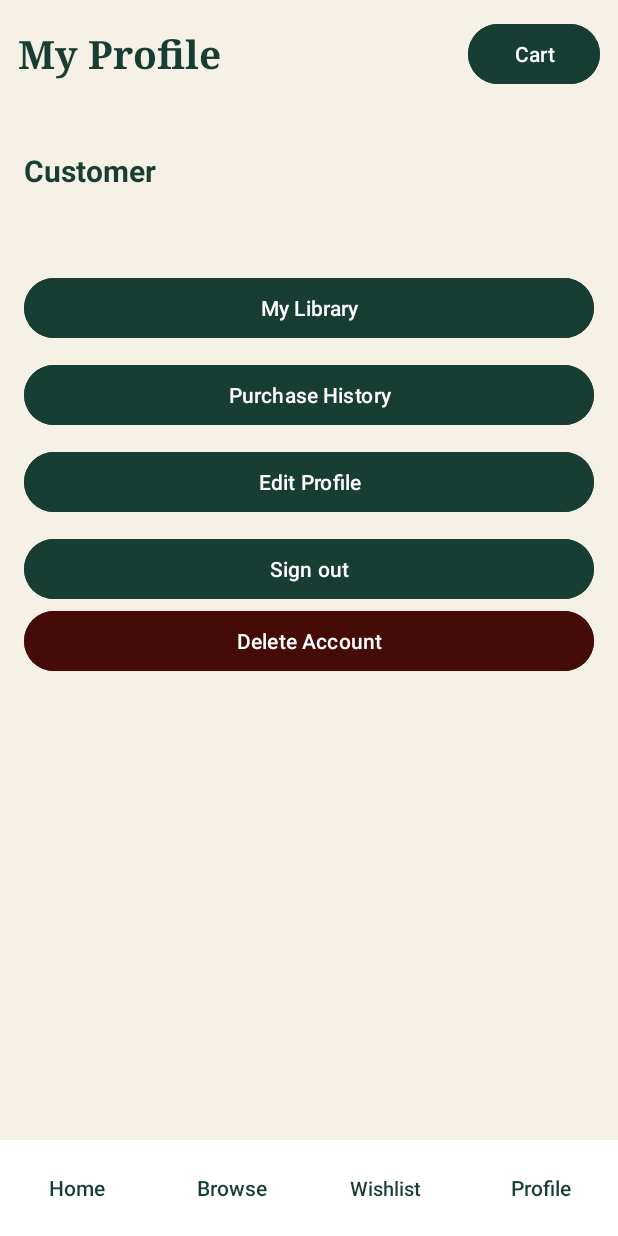
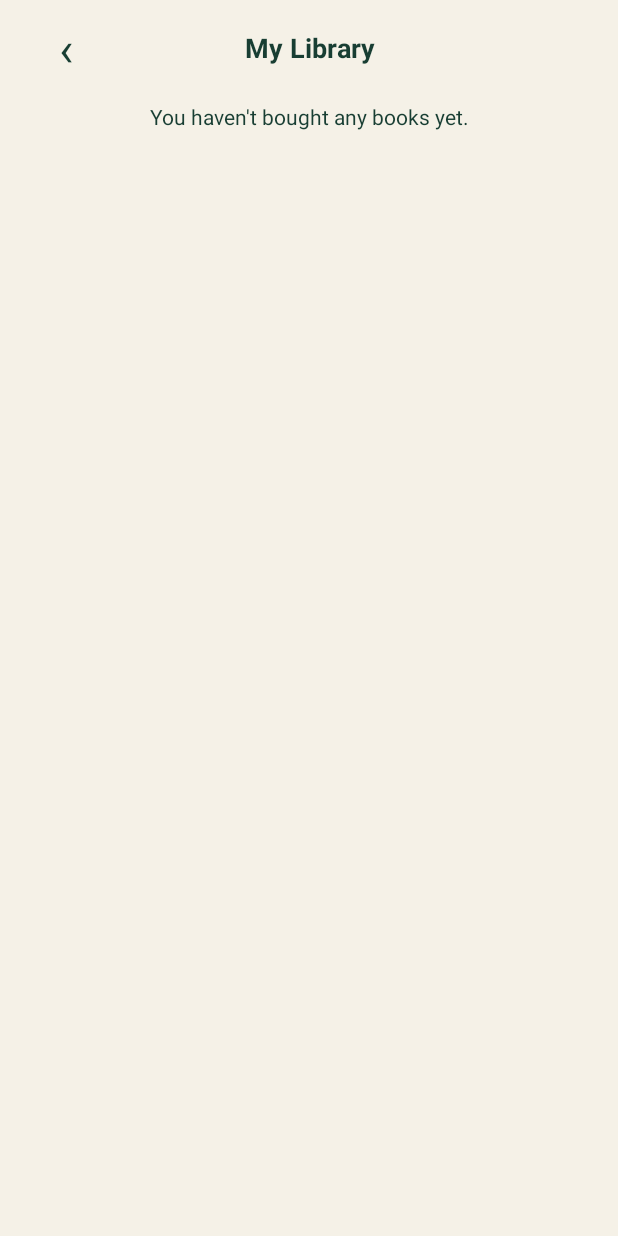
Before and after one commit to kellyMape/Novella-BookStore, an Android app: the screen it shows after launch once a user with an empty profile is signed in (MainActivity before the commit, MyLibraryActivity after it), after a tap on "My Library", on a phone screen of 412 x 824 dp. Run offline under Robolectric (Android 15) with nearby library versions, the phone set to English and light mode, and no system bars; our stand-ins replace Firebase (no records; nobody signed in at launch, a user with empty details on screens opened directly); 2 other taps on this screen came first.

Commit message:
Add My Library and Read Book

```diff
--- a/app/src/main/java/com/example/novella/MainActivity.java
+++ b/app/src/main/java/com/example/novella/MainActivity.java
@@ -95,7 +95,7 @@ public class MainActivity extends AppCompatActivity {
         btnProfile.setOnClickListener(v -> showProfile());
 
         findViewById(R.id.btnLibrary).setOnClickListener(v ->
-                showMessage("My Library - Coming soon"));
+                startActivity(new Intent(MainActivity.this, MyLibraryActivity.class)));
 
         findViewById(R.id.btnPurchaseHistory).setOnClickListener(v ->
                 startActivity(new Intent(MainActivity.this, PurchaseHistoryActivity.class)));
--- /dev/null
+++ b/app/src/main/java/com/example/novella/MyLibraryActivity.java
@@ -0,0 +1,117 @@
+package com.example.novella;
+
+import android.os.Bundle;
+import android.view.View;
+import android.widget.ListView;
+import android.widget.TextView;
+import android.widget.Toast;
+
+import androidx.annotation.NonNull;
+import androidx.appcompat.app.AppCompatActivity;
+
+import com.google.firebase.auth.FirebaseAuth;
+import com.google.firebase.auth.FirebaseUser;
+import com.google.firebase.database.DataSnapshot;
+import com.google.firebase.database.DatabaseError;
+import com.google.firebase.database.FirebaseDatabase;
+import com.google.firebase.database.ValueEventListener;
+
+import java.util.ArrayList;
+
+public class MyLibraryActivity extends AppCompatActivity {
+
+    ListView listViewLibrary;
+    TextView txtEmptyLibrary;
+    ArrayList<Book> libraryBooks;
+    LibraryAdapter libraryAdapter;
+
+    @Override
+    protected void onCreate(Bundle savedInstanceState) {
+        super.onCreate(savedInstanceState);
+        setContentView(R.layout.activity_my_library);
+
+        listViewLibrary = findViewById(R.id.listViewLibrary);
+        txtEmptyLibrary = findViewById(R.id.txtEmptyLibrary);
+
+        findViewById(R.id.btnBackLibrary).setOnClickListener(new View.OnClickListener() {
+            @Override
+            public void onClick(View v) {
+                finish();
+            }
+        });
+
+        libraryBooks = new ArrayList<>();
+        libraryAdapter = new LibraryAdapter(this, libraryBooks);
+        listViewLibrary.setAdapter(libraryAdapter);
+
+        FirebaseUser user = FirebaseAuth.getInstance().getCurrentUser();
+        if (user == null) {
+            finish();
+            return;
+        }
+
+        loadLibrary(user.getUid());
+    }
+
+    // 1) Read the orders of this user and collect the book IDs
+    private void loadLibrary(String userId) {
+        FirebaseDatabase.getInstance().getReference("orders")
+                .orderByChild("userId").equalTo(userId)
+                .addValueEventListener(new ValueEventListener() {
+                    @Override
+                    public void onDataChange(@NonNull DataSnapshot snapshot) {
+                        ArrayList<String> bookIds = new ArrayList<>();
+
+                        for (DataSnapshot order : snapshot.getChildren()) {
+                            for (DataSnapshot item : order.child("items").getChildren()) {
+                                // Don't add the same book twice
+                                if (!bookIds.contains(item.getKey())) {
+                                    bookIds.add(item.getKey());
+                                }
+                            }
+                        }
+
+                        loadBooks(bookIds);
+                    }
+
+                    @Override
+                    public void onCancelled(@NonNull DatabaseError error) {
+                        Toast.makeText(MyLibraryActivity.this, error.getMessage(), Toast.LENGTH_LONG).show();
+                    }
+                });
+    }
+
+    // 2) Read the books and keep only the ones the user bought
+    private void loadBooks(ArrayList<String> bookIds) {
+        FirebaseDatabase.getInstance().getReference("books")
+                .addListenerForSingleValueEvent(new ValueEventListener() {
+                    @Override
+                    public void onDataChange(@NonNull DataSnapshot snapshot) {
+                        libraryBooks.clear();
+
+                        for (DataSnapshot child : snapshot.getChildren()) {
+                            if (bookIds.contains(child.getKey())) {
+                                Book book = child.getValue(Book.class);
+                                if (book != null) {
+                                    book.setId(child.getKey());
+                                    libraryBooks.add(book);
+                                }
+                            }
+                        }
+
+                        if (libraryBooks.isEmpty()) {
+                            txtEmptyLibrary.setVisibility(View.VISIBLE);
+                        } else {
+                            txtEmptyLibrary.setVisibility(View.GONE);
+                        }
+
+                        libraryAdapter.notifyDataSetChanged();
+                    }
+
+                    @Override
+                    public void onCancelled(@NonNull DatabaseError error) {
+                        Toast.makeText(MyLibraryActivity.this, error.getMessage(), Toast.LENGTH_LONG).show();
+                    }
+                });
+    }
+}
--- /dev/null
+++ b/app/src/main/res/layout/activity_my_library.xml
@@ -0,0 +1,61 @@
+<?xml version="1.0" encoding="utf-8"?>
+<LinearLayout
+    xmlns:android="http://schemas.android.com/apk/res/android"
+    android:layout_width="match_parent"
+    android:layout_height="match_parent"
+    android:orientation="vertical"
+    android:paddingStart="20dp"
+    android:paddingEnd="20dp"
+    android:paddingBottom="12dp"
+    android:background="#F5F1E7"
+    android:fitsSystemWindows="true">
+
+    <LinearLayout
+        android:layout_width="match_parent"
+        android:layout_height="wrap_content"
+        android:orientation="horizontal"
+        android:gravity="center_vertical"
+        android:layout_marginTop="8dp"
+        android:layout_marginBottom="12dp">
+
+        <TextView
+            android:id="@+id/btnBackLibrary"
+            android:layout_width="48dp"
+            android:layout_height="48dp"
+            android:text="‹"
+            android:textSize="32sp"
+            android:textColor="#183E33"
+            android:gravity="center"
+            android:clickable="true"
+            android:focusable="true" />
+
+        <TextView
+            android:layout_width="0dp"
+            android:layout_height="wrap_content"
+            android:layout_weight="1"
+            android:text="My Library"
+            android:textSize="18sp"
+            android:textStyle="bold"
+            android:textColor="#183E33"
+            android:gravity="center"
+            android:layout_marginEnd="48dp" />
+    </LinearLayout>
+
+    <TextView
+        android:id="@+id/txtEmptyLibrary"
+        android:layout_width="match_parent"
+        android:layout_height="wrap_content"
+        android:text="You haven't bought any books yet."
+        android:textColor="#183E33"
+        android:gravity="center"
+        android:visibility="gone" />
+
+    <ListView
+        android:id="@+id/listViewLibrary"
+        android:layout_width="match_parent"
+        android:layout_height="0dp"
+        android:layout_weight="1"
+        android:divider="@android:color/transparent"
+        android:dividerHeight="12dp" />
+
+</LinearLayout>
```
Also changed, not shown: app/src/main/AndroidManifest.xml (+8 -0 lines), app/src/main/java/com/example/novella/LibraryAdapter.java (added, +116 -0 lines), app/src/main/java/com/example/novella/ReadBookActivity.java (added, +56 -0 lines), app/src/main/res/layout/activity_read_book.xml (added, +75 -0 lines), app/src/main/res/layout/item_library.xml (added, +52 -0 lines).
